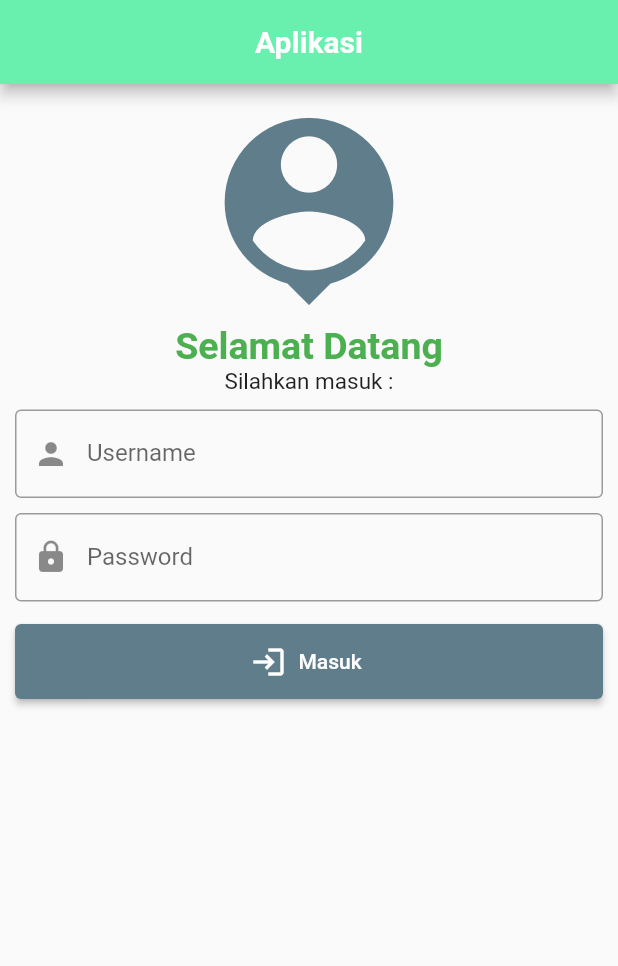
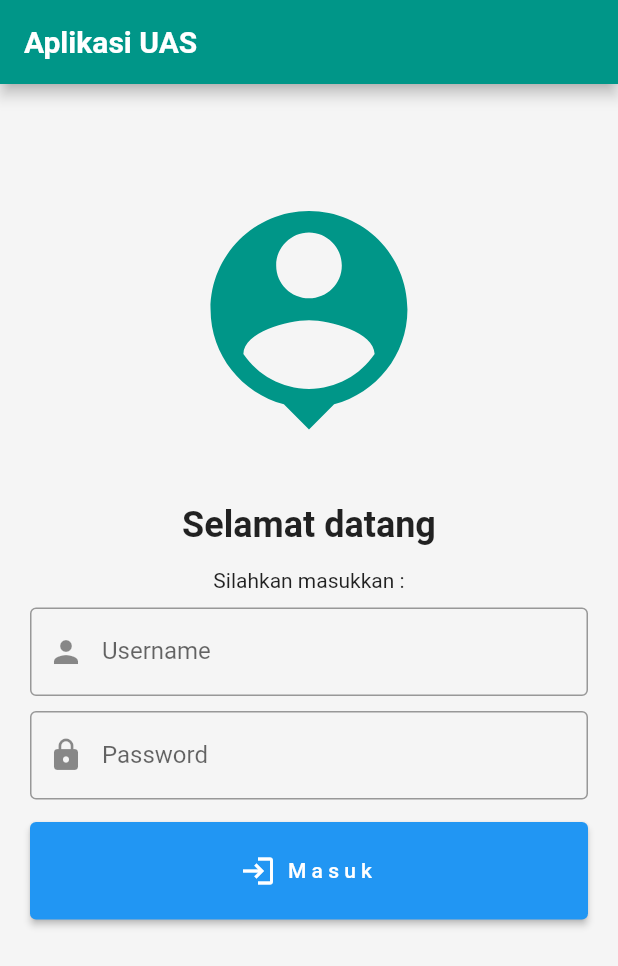
Before and after one commit to mchridwan04/mobileProgramming, a Flutter app: the screen it shows after launch, on a phone screen of 412 x 824 dp. Shown: the top 966 px of the screen. Run offline on Flutter 3.47's test engine with Material 2 defaults, Android fonts, the phone set to English and light mode, and no system bars.

Commit message:
ujian akhir semester template

```diff
--- a/lib/main.dart
+++ b/lib/main.dart
@@ -3,82 +3,66 @@ import 'package:mandiri1/beranda.dart';
 
 void main() {
   runApp(const MaterialApp(
-    title: 'Aplikasi',
-    home: login(),
-    debugShowCheckedModeBanner: false,
+    title: 'APP UAS MP 202053046',
+    home: FormMasuk(),
   ));
 }
 
-class login extends StatelessWidget {
-  const login({super.key});
-
+class FormMasuk extends StatelessWidget {
+  const FormMasuk({super.key});
   @override
   Widget build(BuildContext context) {
     return Scaffold(
       appBar: AppBar(
-        title: const Text(
-          'Aplikasi',
-          style: TextStyle(fontWeight: FontWeight.bold),
-        ),
-        backgroundColor: Colors.greenAccent,
-        centerTitle: true,
+        title: const Text('Aplikasi UAS',
+            style: TextStyle(fontWeight: FontWeight.bold)),
+        backgroundColor: Colors.teal,
       ),
+      backgroundColor: Colors.grey[100],
       body: Padding(
-        padding: const EdgeInsets.all(10.0),
+        padding: const EdgeInsets.all(20.0),
         child: Center(
           child: Column(
             children: [
+              //logo atau icon
+              const SizedBox(height: 50),
               const Icon(
                 Icons.person_pin,
-                size: 150,
-                color: Colors.blueGrey,
+                size: 175,
+                color: Colors.teal,
               ),
-              const Text(
-                'Selamat Datang',
-                style: TextStyle(
-                    fontSize: 25,
-                    color: Colors.green,
-                    fontWeight: FontWeight.bold),
-              ),
-              const Text(
-                'Silahkan masuk :',
-                style: TextStyle(fontSize: 15),
-              ),
-              const SizedBox(
-                height: 10,
-              ),
+              //teks pembuka
+              const SizedBox(height: 35),
+              const Text('Selamat datang',
+                  style: TextStyle(fontSize: 24, fontWeight: FontWeight.bold)),
+              const SizedBox(height: 15),
+              const Text('Silahkan masukkan :', style: TextStyle(fontSize: 14)),
+              //kolom inputan & tombol masuk
+              const SizedBox(height: 10),
               TextFormField(
                 decoration: const InputDecoration(
                     label: Text('Username'),
                     prefixIcon: Icon(Icons.person),
                     border: OutlineInputBorder()),
               ),
-              const SizedBox(
-                height: 10,
-              ),
+              const SizedBox(height: 10),
               TextFormField(
-                initialValue: '',
                 decoration: const InputDecoration(
                     label: Text('Password'),
                     prefixIcon: Icon(Icons.lock),
                     border: OutlineInputBorder()),
               ),
-              const SizedBox(
-                height: 15,
-              ),
+              const SizedBox(height: 15),
               ButtonTheme(
                 child: ElevatedButton.icon(
-                  onPressed: () {
-                    Navigator.push(context,
-                        MaterialPageRoute(builder: (context) => beranda()));
-                  },
+                  onPressed: () => Navigator.push(context,
+                      MaterialPageRoute(builder: (context) => const beranda())),
                   icon: const Icon(Icons.login),
-                  label: const Text('Masuk'),
+                  label: const Text('M a s u k'),
                   style: ElevatedButton.styleFrom(
-                      minimumSize: const Size.fromHeight(50),
-                      backgroundColor: Colors.blueGrey),
+                      minimumSize: const Size.fromHeight(65)),
                 ),
-              )
+              ),
             ],
           ),
         ),
```
Also changed, not shown: lib/beranda.dart (+116 -29 lines), lib/berandaPost.dart (deleted, +0 -20 lines), lib/berandaStory.dart (deleted).
